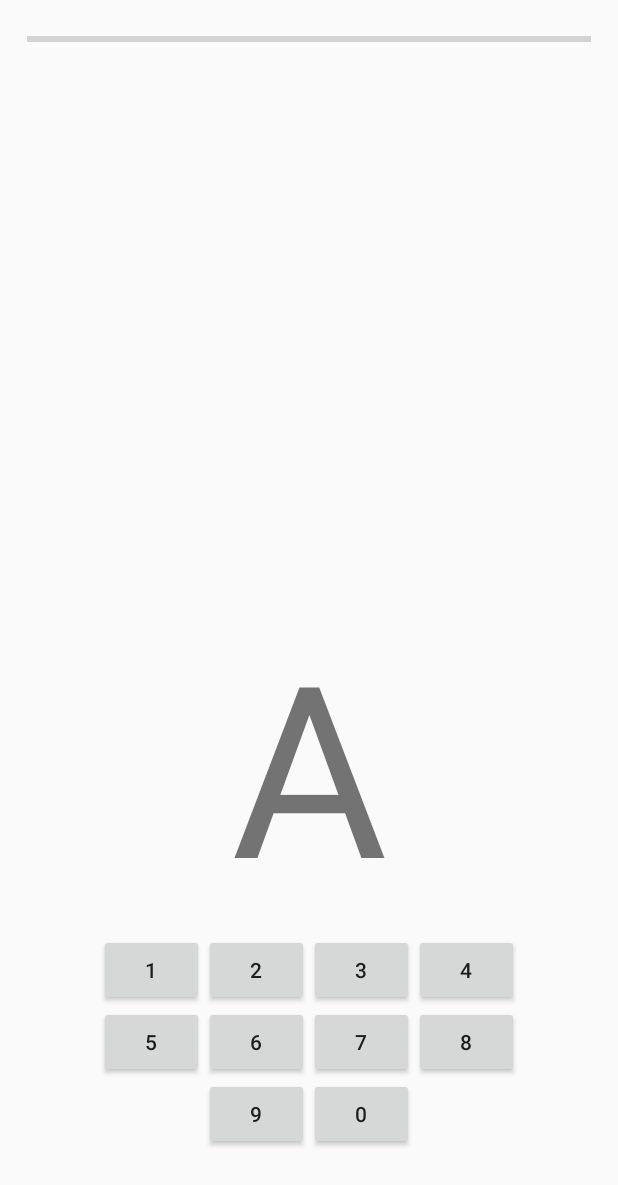
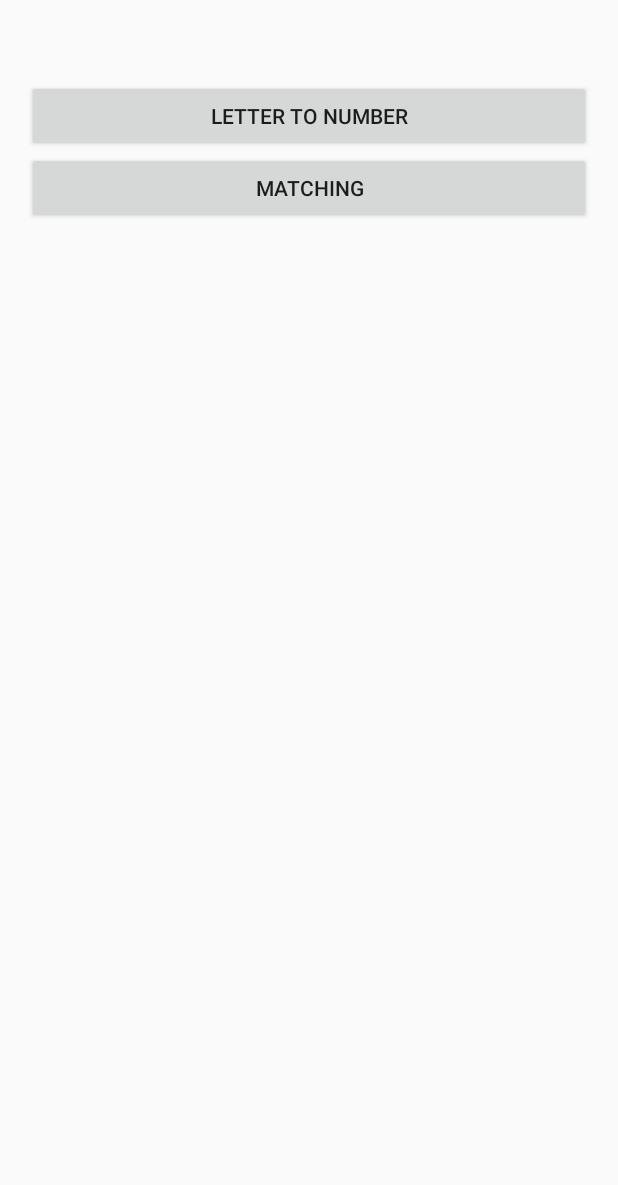
Before and after one commit to MemoryGroup/442repo, an Android app: the screen it shows after launch (showTest before the commit, showTestOptions after it), after a tap on "TEST", on a phone screen of 412 x 824 dp. Shown: the top 1185 px of the screen. Run offline under Robolectric (Android 15) with nearby library versions, the phone set to English and light mode, and no system bars; Roboto replaces fonts that are not available here; 5 statements that could not run were skipped.

Commit message:
reorganized testing, started matching test layout
Also changed the icon for the app, so that it's no longer the generic
green andriod robot icon

```diff
--- a/app/src/main/AndroidManifest.xml
+++ b/app/src/main/AndroidManifest.xml
@@ -4,7 +4,7 @@
 
     <application
         android:allowBackup="true"
-        android:icon="@mipmap/ic_launcher"
+        android:icon="@mipmap/memory_project_icon"
         android:label="@string/app_name"
         android:supportsRtl="true"
         android:theme="@style/AppTheme.NoTitleBar">
@@ -22,7 +22,9 @@
             android:name=".createMap"
             android:label="@string/title_activity_create_map"
             android:theme="@style/AppTheme.NoActionBar" />
-        <activity android:name=".showResults"></activity>
+        <activity android:name=".showResults" />
+        <activity android:name=".showTestOptions" />
+        <activity android:name=".matchingTest"></activity>
     </application>
 
 </manifest>
--- a/app/src/main/java/com/example/youngki/memory_project/MainActivity.java
+++ b/app/src/main/java/com/example/youngki/memory_project/MainActivity.java
@@ -59,7 +59,7 @@ public class MainActivity extends AppCompatActivity {
 
     public void onTestButtonClicked(View v){
         v.startAnimation(buttonClicked);
-        Intent testWindowOpener = new Intent(this,showTest.class);
+        Intent testWindowOpener = new Intent(this,showTestOptions.class);
         startActivity(testWindowOpener);
     }
 
--- /dev/null
+++ b/app/src/main/java/com/example/youngki/memory_project/showTestOptions.java
@@ -0,0 +1,25 @@
+package com.example.youngki.memory_project;
+
+import android.content.Intent;
+import android.support.v7.app.AppCompatActivity;
+import android.os.Bundle;
+import android.view.View;
+
+public class showTestOptions extends AppCompatActivity {
+
+    @Override
+    protected void onCreate(Bundle savedInstanceState) {
+        super.onCreate(savedInstanceState);
+        setContentView(R.layout.activity_show_test_options);
+    }
+
+    public void onLetterToNumberButtonClicked(View v){
+        Intent testOpener = new Intent(this,showTest.class);
+        startActivity(testOpener);
+    }
+
+    public void onMatchingButtonClicked(View v) {
+        Intent testOpener = new Intent(this, matchingTest.class);
+        startActivity(testOpener);
+    }
+}
--- /dev/null
+++ b/app/src/main/res/layout/activity_show_test_options.xml
@@ -0,0 +1,37 @@
+<?xml version="1.0" encoding="utf-8"?>
+<RelativeLayout xmlns:android="http://schemas.android.com/apk/res/android"
+    xmlns:tools="http://schemas.android.com/tools"
+    android:id="@+id/activity_show_test_options"
+    android:layout_width="match_parent"
+    android:layout_height="match_parent"
+    android:paddingBottom="@dimen/activity_vertical_margin"
+    android:paddingLeft="@dimen/activity_horizontal_margin"
+    android:paddingRight="@dimen/activity_horizontal_margin"
+    android:paddingTop="@dimen/activity_vertical_margin"
+    tools:context="com.example.youngki.memory_project.showTestOptions">
+
+    <LinearLayout
+        android:orientation="vertical"
+        android:layout_width="match_parent"
+        android:layout_height="match_parent"
+        android:layout_alignParentTop="true"
+        android:layout_alignParentLeft="true"
+        android:layout_alignParentStart="true"
+        android:layout_marginTop="35dp">
+
+        <Button
+            android:text="@string/letter_to_number"
+            android:layout_width="match_parent"
+            android:layout_height="wrap_content"
+            android:onClick="onLetterToNumberButtonClicked"
+            android:id="@+id/buttonLetterToNumber" />
+
+        <Button
+            android:text="@string/matching"
+            android:layout_width="match_parent"
+            android:layout_height="wrap_content"
+            android:onClick="onMatchingButtonClicked"
+            android:id="@+id/buttonMatching" />
+
+    </LinearLayout>
+</RelativeLayout>
--- a/app/src/main/res/values/strings.xml
+++ b/app/src/main/res/values/strings.xml
@@ -59,4 +59,6 @@
     <string name="incorrect">Incorrect:</string>
     <string name="_correct">correct</string>
     <string name="_incorrect">incorrect</string>
+    <string name="letter_to_number">Letter to Number</string>
+    <string name="matching">Matching</string>
 </resources>
```
Also changed, not shown: app/src/main/java/com/example/youngki/memory_project/matchingTest.java (added, +25 -0 lines), app/src/main/res/layout/activity_matching_test.xml (added, +163 -0 lines), app/src/main/memory_project_icon-web.png (added), app/src/main/res/mipmap-hdpi/memory_project_icon.png (added), app/src/main/res/mipmap-mdpi/memory_project_icon.png (added), app/src/main/res/mipmap-xhdpi/memory_project_icon.png (added), app/src/main/res/mipmap-xxhdpi/memory_project_icon.png (added), app/src/main/res/mipmap-xxxhdpi/memory_project_icon.png (added).
